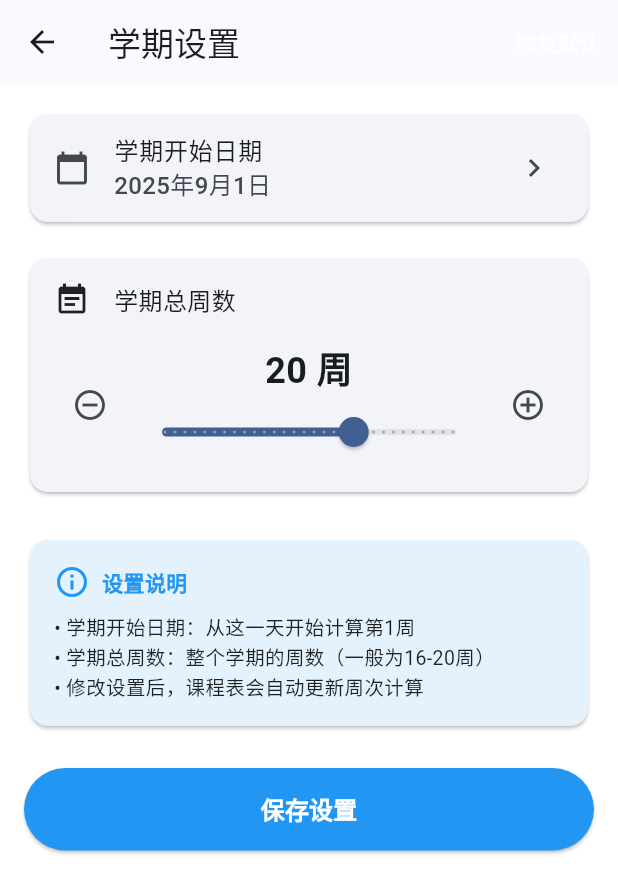
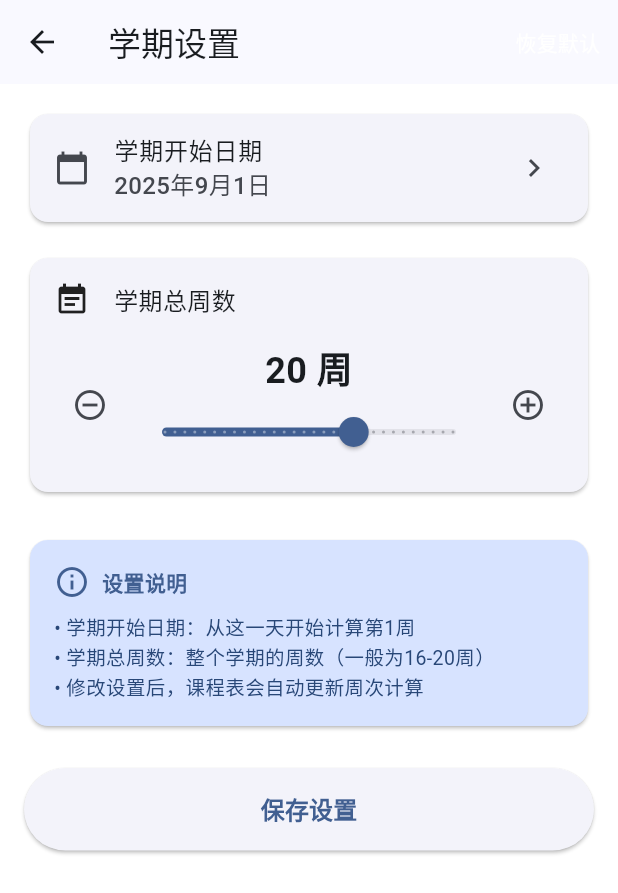
Before and after one commit to Lparksi/curriculun, a Flutter app: the SemesterSettingsPage screen opened directly, on a phone screen of 412 x 824 dp. Shown: the top 893 px of the screen. Run offline on Flutter 3.47's test engine with Material 3 defaults, Android fonts, the phone set to English and light mode, and no system bars; our stand-ins replace file_picker, share_plus, shared_preferences, web; missing offline and left inert: dart:js_interop; accounts and stored records are empty; statements that could not run were skipped.

Commit message:
fix: 修复学期名称更新问题并全面适配黑夜主题
修复内容:
- 修复学期管理页面编辑学期后主页菜单未及时更新的问题
- 优化时间表管理页面返回值处理逻辑

黑夜主题适配:
- 学期设置页面: 信息提示卡片使用主题色彩系统
- 时间表管理页面: 辅助文字、图标、空状态使用主题色
- 学期编辑对话框: 提示信息使用主题色彩
- 时间表编辑对话框: 删除按钮使用主题错误色
- 课程表主页菜单: 彩色图标智能适配明暗模式
- 学期管理页面: 激活状态标识使用主题主色

技术改进:
- 所有硬编码颜色改为 Material Design 3 色彩系统
- 使用 Theme.of(context).colorScheme 确保主题一致性
- 菜单图标根据 brightness 自动调整色调深浅

相关文件:
- lib/pages/course_table_page.dart
- lib/pages/semester_management_page.dart
- lib/pages/semester_settings_page.dart
- lib/pages/time_table_management_page.dart
- lib/widgets/semester_edit_dialog.dart
- lib/widgets/time_table_edit_dialog.dart

```diff
--- a/lib/pages/semester_settings_page.dart
+++ b/lib/pages/semester_settings_page.dart
@@ -209,31 +209,37 @@ class _SemesterSettingsPageState extends State<SemesterSettingsPage> {
 
           // 说明文字
           Card(
-            color: Colors.blue[50],
-            child: const Padding(
-              padding: EdgeInsets.all(16),
+            color: Theme.of(context).colorScheme.primaryContainer,
+            child: Padding(
+              padding: const EdgeInsets.all(16),
               child: Column(
                 crossAxisAlignment: CrossAxisAlignment.start,
                 children: [
                   Row(
                     children: [
-                      Icon(Icons.info_outline, color: Colors.blue),
-                      SizedBox(width: 8),
+                      Icon(
+                        Icons.info_outline,
+                        color: Theme.of(context).colorScheme.primary,
+                      ),
+                      const SizedBox(width: 8),
                       Text(
                         '设置说明',
                         style: TextStyle(
                           fontWeight: FontWeight.bold,
-                          color: Colors.blue,
+                          color: Theme.of(context).colorScheme.primary,
                         ),
                       ),
                     ],
                   ),
-                  SizedBox(height: 8),
+                  const SizedBox(height: 8),
                   Text(
                     '• 学期开始日期：从这一天开始计算第1周\n'
                     '• 学期总周数：整个学期的周数（一般为16-20周）\n'
                     '• 修改设置后，课程表会自动更新周次计算',
-                    style: TextStyle(fontSize: 13, color: Colors.black87),
+                    style: TextStyle(
+                      fontSize: 13,
+                      color: Theme.of(context).colorScheme.onPrimaryContainer,
+                    ),
                   ),
                 ],
               ),
@@ -247,8 +253,6 @@ class _SemesterSettingsPageState extends State<SemesterSettingsPage> {
             onPressed: _saveSettings,
             style: ElevatedButton.styleFrom(
               padding: const EdgeInsets.symmetric(vertical: 16),
-              backgroundColor: Colors.blue,
-              foregroundColor: Colors.white,
             ),
             child: const Text(
               '保存设置',
```
Also changed, not shown: lib/pages/course_table_page.dart (+52 -10 lines), lib/pages/semester_management_page.dart (+17 -3 lines), lib/pages/time_table_management_page.dart (+23 -7 lines), lib/widgets/semester_edit_dialog.dart (+8 -4 lines), lib/widgets/time_table_edit_dialog.dart (+7 -4 lines).
